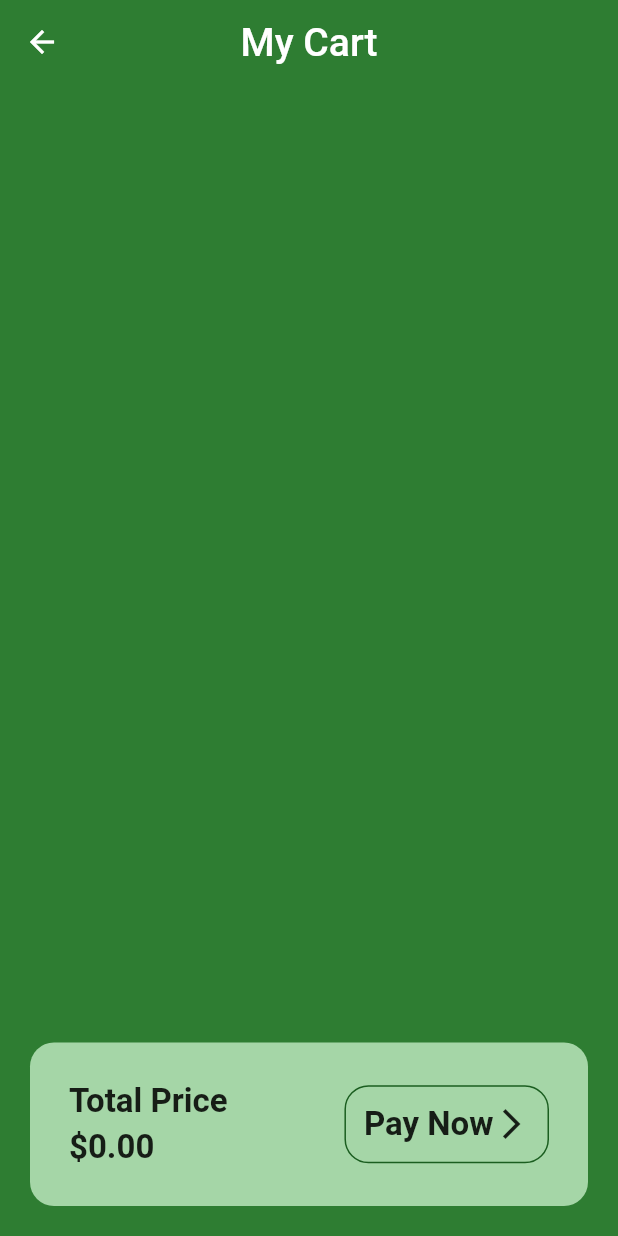
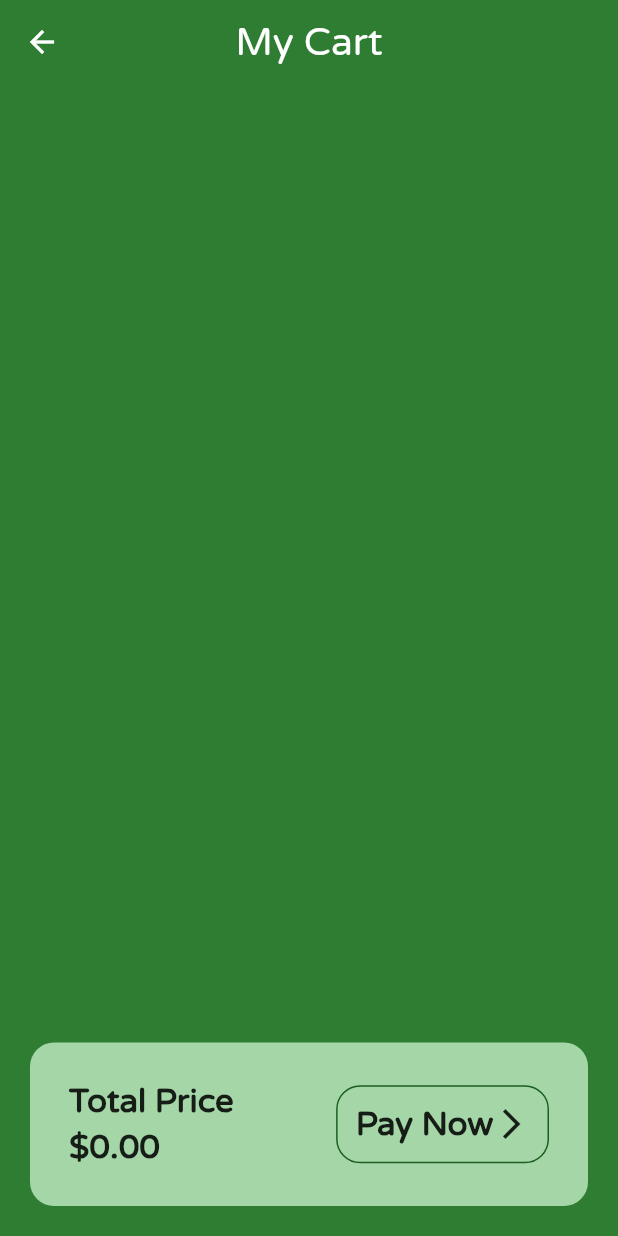
Before and after one commit to SedekV12/pharmacyapp, a Flutter app: the CartPage screen opened by its route, on a phone screen of 412 x 824 dp. Run offline on Flutter 3.47's test engine with Material 2 defaults, Android fonts, the phone set to English and light mode, and no system bars; our stand-ins replace cloud_firestore, firebase_auth, firebase_core, modal_progress_hud_nsn; accounts and stored records are empty.

Commit message:
new update

```diff
--- a/lib/components/product_item_tile.dart
+++ b/lib/components/product_item_tile.dart
@@ -23,10 +23,10 @@ class ProductItemTile extends StatelessWidget {
           mainAxisAlignment: MainAxisAlignment.spaceEvenly,
           children: [
             Image.asset(imagepath,height: 80,),
-            Text(itemname),
+            Text(itemname,style: TextStyle(fontSize: 24,fontFamily: 'Varela Round'),),
             MaterialButton(onPressed: onPressed,
               color: color[800],
-              child: Text('\$' + itemprice,style: TextStyle(color: Colors.white,fontWeight: FontWeight.bold),),
+              child: Text('\$' + itemprice,style: TextStyle(color: Colors.white,fontSize: 18,fontWeight: FontWeight.bold,fontFamily: 'Varela Round'),),
             )
           ],
         ),
--- a/lib/pages/Products.dart
+++ b/lib/pages/Products.dart
@@ -1,5 +1,5 @@
 
-import 'package:chatapp/constants.dart';
+import 'package:chatapp/widgets/constants.dart';
 import 'package:chatapp/widgets/product_wedget.dart';
 import 'package:chatapp/widgets/search_bar.dart';
 import 'package:flutter/material.dart';
--- a/lib/pages/Terms_Agreements.dart
+++ b/lib/pages/Terms_Agreements.dart
@@ -1,4 +1,4 @@
-import 'package:chatapp/constants.dart';
+import 'package:chatapp/widgets/constants.dart';
 import 'package:flutter/material.dart';
 
 class TermsAgreements extends StatelessWidget {
--- a/lib/pages/cart_page.dart
+++ b/lib/pages/cart_page.dart
@@ -1,5 +1,5 @@
 
-import 'package:chatapp/constants.dart';
+import 'package:chatapp/widgets/constants.dart';
 import 'package:chatapp/model/cart_model.dart';
 import 'package:flutter/material.dart';
 import 'package:provider/provider.dart';
@@ -13,7 +13,7 @@ class CartPage extends StatelessWidget {
       backgroundColor: kPrimaryColor,
       appBar: AppBar(
         backgroundColor: kPrimaryColor,
-        title: Text('My Cart',style: TextStyle(fontSize: 26),),
+        title: Text('My Cart',style: TextStyle(fontSize: 26,fontFamily: 'Varela Round'),),
         elevation: 0,
         centerTitle: true,
       ),
@@ -60,9 +60,9 @@ class CartPage extends StatelessWidget {
                     Column(
                       crossAxisAlignment: CrossAxisAlignment.start,
                       children: [
-                        Text('Total Price',style: TextStyle(fontSize: 22,fontWeight: FontWeight.bold),),
+                        Text('Total Price',style: TextStyle(fontSize: 22,fontWeight: FontWeight.bold,fontFamily: 'Varela Round'),),
                         SizedBox(height: 5,),
-                        Text('\$'+value.calculateTotal(),style: TextStyle(fontSize: 22,fontWeight: FontWeight.bold),),
+                        Text('\$'+value.calculateTotal(),style: TextStyle(fontSize: 22,fontWeight: FontWeight.bold,fontFamily: 'Varela Round'),),
                       ],
                     ),
                     Container(
@@ -73,7 +73,7 @@ class CartPage extends StatelessWidget {
                       padding: EdgeInsets.all(12),
                       child: Row(
                         children: [
-                          Text('Pay Now',style: TextStyle(fontSize: 22,fontWeight: FontWeight.bold),),
+                          Text('Pay Now',style: TextStyle(fontSize: 22,fontWeight: FontWeight.bold,fontFamily: 'Varela Round'),),
                           Icon(Icons.arrow_forward_ios),
                         ],
                       ),
--- a/lib/pages/home_page.dart
+++ b/lib/pages/home_page.dart
@@ -1,4 +1,4 @@
-import 'package:chatapp/constants.dart';
+import 'package:chatapp/widgets/constants.dart';
 import 'package:chatapp/widgets/container.dart';
 import 'package:chatapp/widgets/search_bar.dart';
 import 'package:flutter/material.dart';
@@ -21,6 +21,7 @@ class _HomePageState extends State<HomePage> {
       appBar: AppBar(
         backgroundColor: Colors.green.shade800,
         title: Text('pharmacy app'),
+        elevation: 0,
         centerTitle: true,
       ),
       drawer: Drawer(
--- a/lib/pages/home_page_2.dart
+++ b/lib/pages/home_page_2.dart
@@ -1,4 +1,4 @@
-import 'package:chatapp/constants.dart';
+import 'package:chatapp/widgets/constants.dart';
 import 'package:chatapp/widgets/container.dart';
 import 'package:flutter/material.dart';
 
--- a/lib/pages/login_page.dart
+++ b/lib/pages/login_page.dart
@@ -1,5 +1,5 @@
 
-import 'package:chatapp/constants.dart';
+import 'package:chatapp/widgets/constants.dart';
 import 'package:chatapp/widgets/custom_text_field.dart';
 import 'package:chatapp/widgets/elevated_button.dart';
 import 'package:firebase_auth/firebase_auth.dart';
--- a/lib/pages/register_page.dart
+++ b/lib/pages/register_page.dart
@@ -1,4 +1,4 @@
-import 'package:chatapp/constants.dart';
+import 'package:chatapp/widgets/constants.dart';
 import 'package:chatapp/widgets/elevated_button.dart';
 import 'package:chatapp/widgets/row.dart';
 import 'package:firebase_auth/firebase_auth.dart';
--- a/lib/pages/welcome_page.dart
+++ b/lib/pages/welcome_page.dart
@@ -1,4 +1,4 @@
-import 'package:chatapp/constants.dart';
+import 'package:chatapp/widgets/constants.dart';
 import 'package:chatapp/widgets/elevated_button.dart';
 import 'package:flutter/material.dart';
 
--- a/lib/widgets/chat_buble.dart
+++ b/lib/widgets/chat_buble.dart
@@ -1,4 +1,4 @@
-import 'package:chatapp/constants.dart';
+import 'package:chatapp/widgets/constants.dart';
 import 'package:chatapp/widgets/message.dart';
 import 'package:flutter/material.dart';
 
--- a/lib/widgets/message.dart
+++ b/lib/widgets/message.dart
@@ -1,5 +1,5 @@
 
-import 'package:chatapp/constants.dart';
+import 'package:chatapp/widgets/constants.dart';
 
 class Message
 {
```
Also changed, not shown: lib/pages/chat_page.dart (+4 -3 lines), lib/pages/items_page.dart (+9 -3 lines), lib/widgets/constants.dart (renamed from lib/constants.dart).
